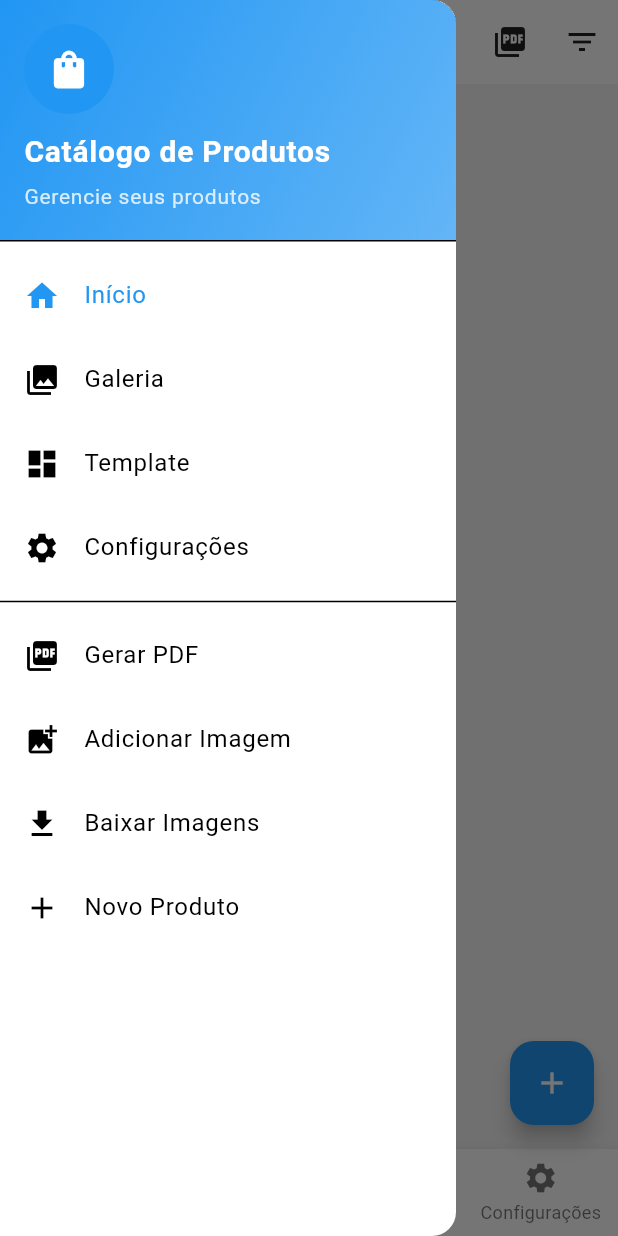
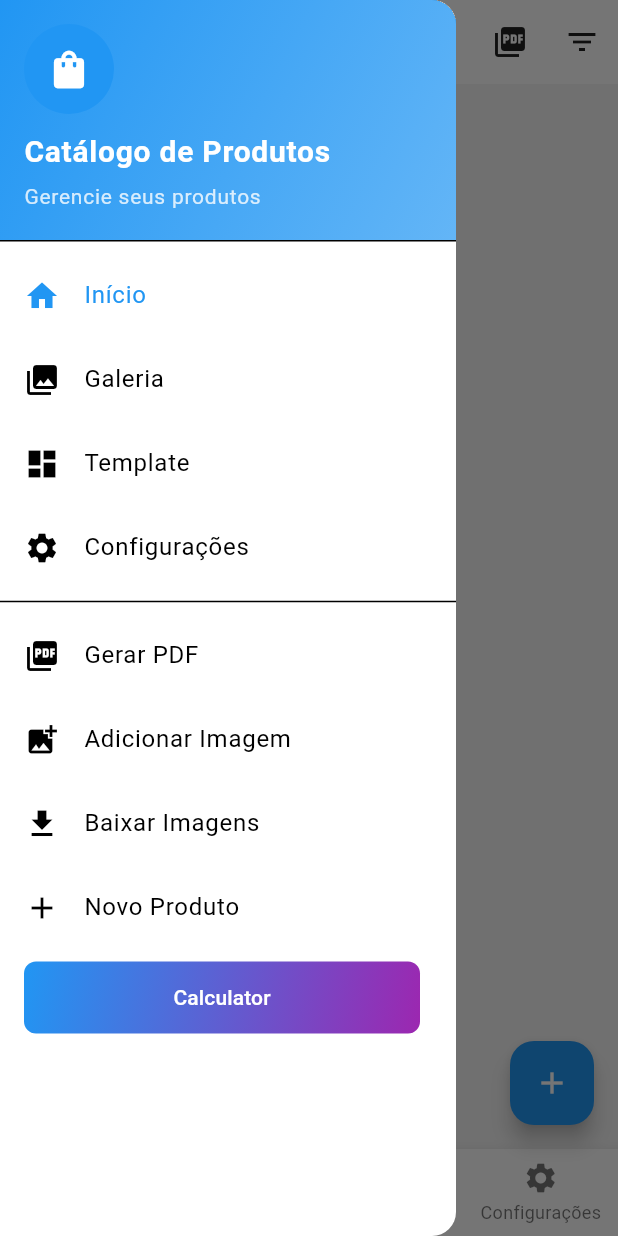
Before and after one commit to falcomnavi/app3code, a Flutter app: the screen it shows after launch, with the side drawer open, on a phone screen of 412 x 824 dp. Run offline on Flutter 3.47's test engine with Material 3 defaults, Android fonts, the phone set to English and light mode, and no system bars; our stand-ins replace csv, file_picker, flutter_colorpicker, hive, hive_flutter, image_picker and 8 more; missing offline and left inert: file_selector; accounts and stored records are empty; generated files the repository leaves out were written again.

Commit message:
adicionando a calculadora no projeto

```diff
--- a/lib/screens/home_screen.dart
+++ b/lib/screens/home_screen.dart
@@ -18,7 +18,7 @@ import 'dart:math';
 import 'product_details_screen.dart';
 import 'package:share_plus/share_plus.dart';
 import 'package:flutter/material.dart';
-
+import '../utils/calculator.dart';
 
 
 class HomeScreen extends StatefulWidget {
@@ -334,6 +334,37 @@ class _HomeScreenState extends State<HomeScreen> with SingleTickerProviderStateM
                 );
               },
             ),
+
+            ListTile(
+              title: Container(
+                decoration: BoxDecoration(
+                  gradient: LinearGradient(
+                    colors: [Colors.blue, Colors.purple],
+                    begin: Alignment.topLeft,
+                    end: Alignment.bottomRight,
+                  ),
+                  borderRadius: BorderRadius.circular(8),
+                ),
+                child: ElevatedButton(
+                  style: ElevatedButton.styleFrom(
+                    backgroundColor: Colors.transparent,
+                    shadowColor: Colors.transparent,
+                  ),
+                  onPressed: () {
+                    // Navegar para a Calculadora
+                    Navigator.push(
+                      context,
+                      MaterialPageRoute(builder: (context) => Calculator()),
+                    );
+                  },
+                  child: Text(
+                    'Calculator',
+                    style: TextStyle(color: Colors.white),
+                  ),
+                ),
+              ),
+            ),
+
           ],
         ),
       ),
@@ -898,3 +929,17 @@ class _HomeAction extends StatelessWidget {
     );
   }
 }
+
+class Calculator extends StatelessWidget {
+  @override
+  Widget build(BuildContext context) {
+    return Scaffold(
+      appBar: AppBar(
+        title: Text('Calculator'),
+      ),
+      body: Center(
+        child: Text('Calculator Screen'),
+      ),
+    );
+  }
+}
```
